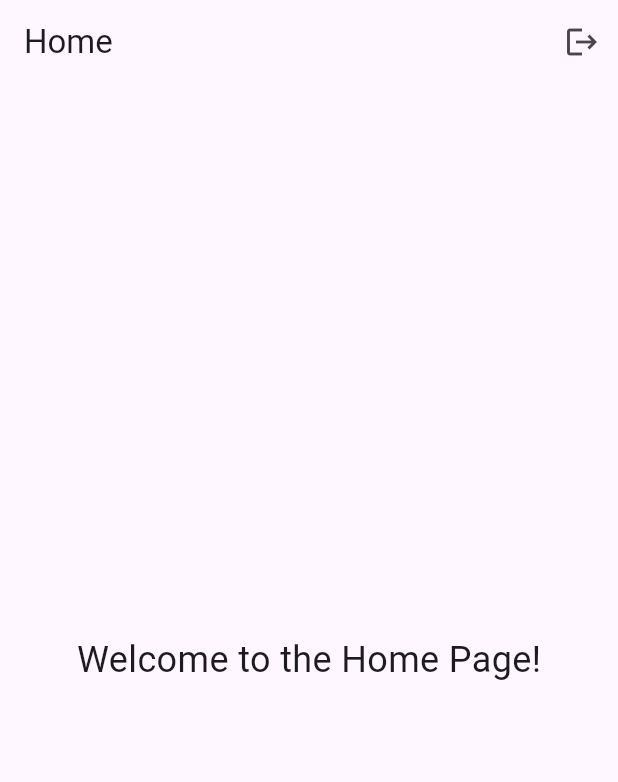
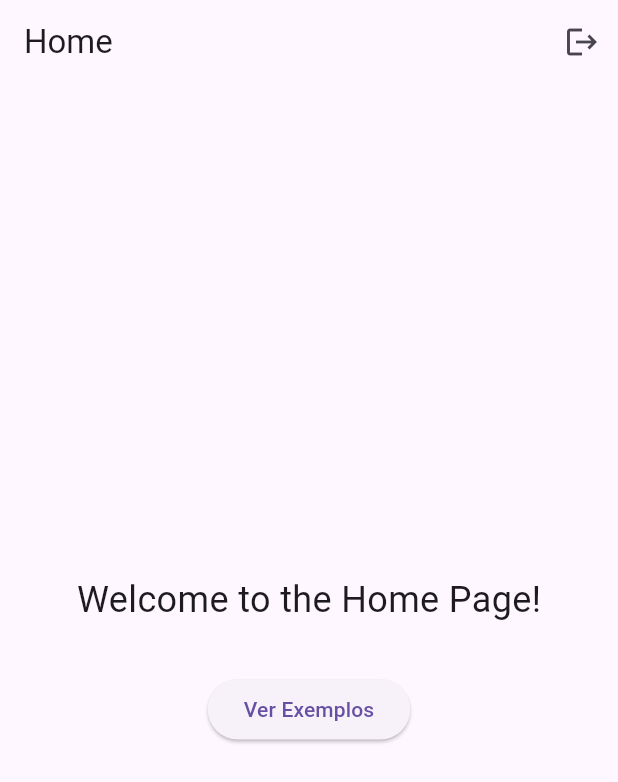
Before and after one commit to euclidesgc/kanbatask, a Flutter app: the screen it shows once a user with an empty profile is signed in, on a phone screen of 412 x 824 dp. Shown: the top 782 px of the screen. Run offline on Flutter 3.47's test engine with Material 3 defaults, Android fonts, the phone set to English and light mode, and no system bars; our stand-ins replace bloc, cloud_firestore, equatable, firebase_analytics, firebase_auth, firebase_core and 7 more; accounts and stored records are empty.

```diff
--- a/lib/app_routes.dart
+++ b/lib/app_routes.dart
@@ -35,7 +35,6 @@ class AppRoutes {
           return null; // Deixa splash decidir quando sair
         }
 
-        // Se está autenticado e tentando acessar páginas de auth, redireciona para home
         if (authState is AuthAuthenticated) {
           if (currentLocation == '/login' ||
               currentLocation == '/register' ||
--- a/lib/modules/home_module/presentation/home_page.dart
+++ b/lib/modules/home_module/presentation/home_page.dart
@@ -2,6 +2,7 @@ import 'package:flutter/material.dart';
 import 'package:flutter_bloc/flutter_bloc.dart';
 import 'package:go_router/go_router.dart';
 import 'package:kanbatask/modules/auth_module/shared/presentation/cubits/auth_cubit.dart';
+import 'package:kanbatask/samples/index_page.dart';
 
 class HomePage extends StatefulWidget {
   static Widget providerPageBuilder(BuildContext context, GoRouterState state) {
@@ -32,9 +33,25 @@ class _HomePageState extends State<HomePage> {
       ),
       body: Container(
         alignment: Alignment.center,
-        child: const Text(
-          'Welcome to the Home Page!',
-          style: TextStyle(fontSize: 24),
+        padding: const EdgeInsets.all(24),
+        child: Column(
+          mainAxisAlignment: MainAxisAlignment.center,
+          children: [
+            const Text(
+              'Welcome to the Home Page!',
+              style: TextStyle(fontSize: 24),
+            ),
+            const SizedBox(height: 32),
+            ElevatedButton(
+              onPressed: () {
+                Navigator.push(
+                  context,
+                  MaterialPageRoute(builder: (_) => const IndexPage()),
+                );
+              },
+              child: const Text('Ver Exemplos'),
+            ),
+          ],
         ),
       ),
     );
--- a/lib/samples/home_page.dart
+++ b/lib/samples/index_page.dart
@@ -7,11 +7,11 @@ import 'package:kanbatask/samples/projects_page.dart';
 import 'package:kanbatask/samples/remote_config_page.dart';
 import 'package:kanbatask/samples/storage_page.dart';
 
-class HomePage extends StatelessWidget {
+class IndexPage extends StatelessWidget {
   final bool isDark;
   final ValueChanged<bool>? onThemeChanged;
 
-  const HomePage({super.key, this.isDark = false, this.onThemeChanged});
+  const IndexPage({super.key, this.isDark = false, this.onThemeChanged});
 
   @override
   Widget build(BuildContext context) {
```
Also changed, not shown: 1 other file.
